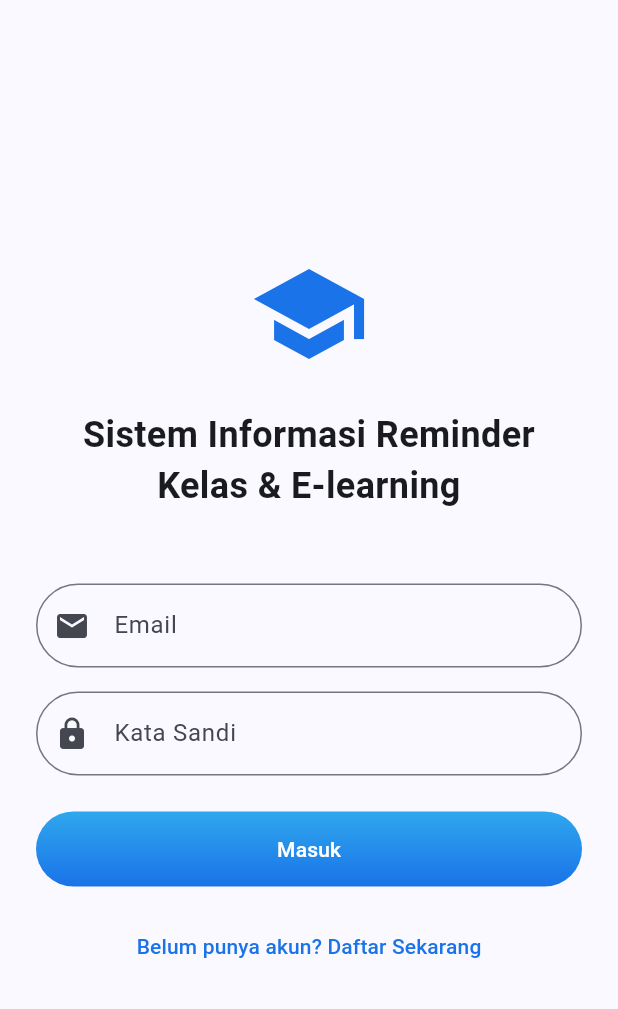
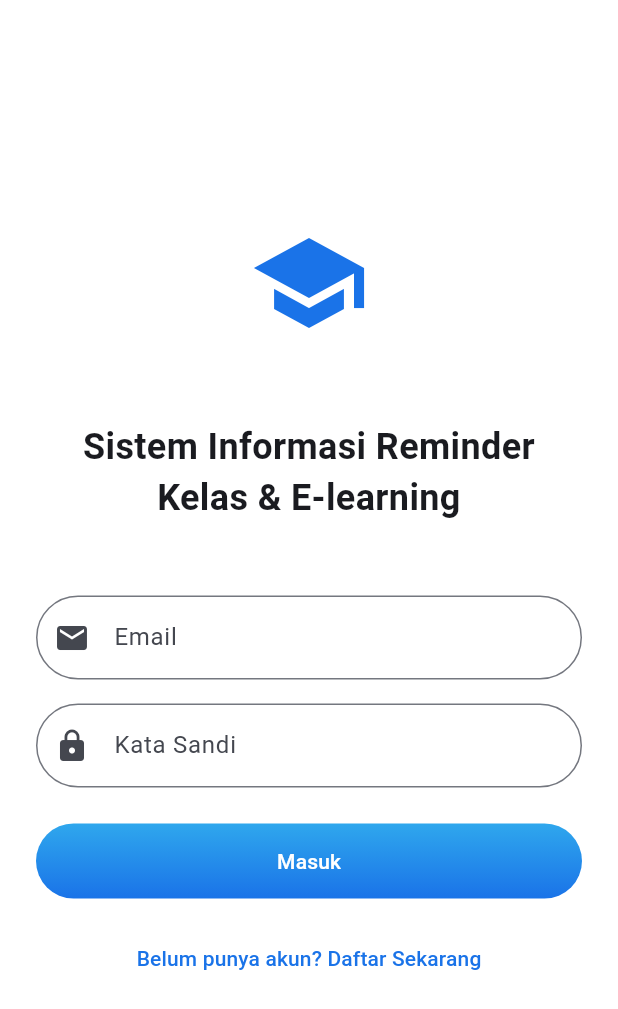
Before and after one commit to reisya-nurfaris-da/SIRKEL, a Flutter app: the screen it shows after launch, on a phone screen of 412 x 824 dp. Shown: the top 1009 px of the screen. Run offline on Flutter 3.47's test engine with Material 3 defaults, Android fonts, the phone set to English and light mode, and no system bars; our stand-ins replace file_picker, supabase_flutter, table_calendar; accounts and stored records are empty.

Commit message:
add startup animation, centralized theme data to one file

```diff
--- a/lib/main.dart
+++ b/lib/main.dart
@@ -4,6 +4,7 @@ import 'package:sirkel/screens/auth/login_screen.dart';
 import 'package:sirkel/screens/auth/register_screen.dart';
 import 'package:sirkel/screens/home_screen.dart';
 import 'package:sirkel/utils/constants.dart';
+import 'package:sirkel/theme/app_theme.dart';
 
 void main() async {
   WidgetsFlutterBinding.ensureInitialized();
@@ -26,31 +27,7 @@ class MyApp extends StatelessWidget {
     return MaterialApp(
       title: 'Sistem Informasi Reminder Kelas & E-Learning',
       debugShowCheckedModeBanner: false,
-      theme: ThemeData(
-        colorScheme: ColorScheme.fromSeed(
-          seedColor: const Color(0xFF1a73e8),
-          brightness: Brightness.light,
-        ).copyWith(primary: const Color(0xFF1a73e8)),
-        useMaterial3: true,
-        floatingActionButtonTheme: FloatingActionButtonThemeData(
-          backgroundColor: const Color(0xFF1a73e8),
-          foregroundColor: Colors.white,
-          elevation: 6,
-          shape: RoundedRectangleBorder(
-            borderRadius: BorderRadius.circular(100),
-          ),
-          sizeConstraints: const BoxConstraints.tightFor(width: 56, height: 56),
-        ),
-        cardTheme: CardTheme(
-          elevation: 8,
-          shadowColor: Colors.black.withValues(alpha: 0.5),
-          margin: const EdgeInsets.symmetric(horizontal: 16, vertical: 8),
-          shape: RoundedRectangleBorder(
-            borderRadius: BorderRadius.circular(12),
-          ),
-          clipBehavior: Clip.antiAlias,
-        ),
-      ),
+      theme: AppTheme.light,
       initialRoute: '/',
       routes: {
         '/': (context) => const AuthWrapper(),
--- a/lib/screens/auth/login_screen.dart
+++ b/lib/screens/auth/login_screen.dart
@@ -1,11 +1,11 @@
 import 'package:flutter/material.dart';
 import 'package:flutter/cupertino.dart';
 import 'package:supabase_flutter/supabase_flutter.dart';
-import 'package:sirkel/main.dart';
 import 'package:sirkel/widgets/custom_button.dart';
 import 'package:sirkel/widgets/custom_text_field.dart';
 import 'package:sirkel/screens/auth/register_screen.dart';
 import 'package:sirkel/screens/home_screen.dart';
+import 'package:sirkel/theme/app_theme.dart';
 
 class LoginScreen extends StatefulWidget {
   const LoginScreen({super.key});
@@ -14,16 +14,84 @@ class LoginScreen extends StatefulWidget {
   State<LoginScreen> createState() => _LoginScreenState();
 }
 
-class _LoginScreenState extends State<LoginScreen> {
+class _LoginScreenState extends State<LoginScreen>
+    with SingleTickerProviderStateMixin {
   final _emailController = TextEditingController();
   final _passwordController = TextEditingController();
   bool _isLoading = false;
   String? _errorMessage;
 
+  late final AnimationController _animController;
+  late Animation<Color?> _bgColorAnim;
+  late Animation<Alignment> _iconAlignAnim;
+  late Animation<Color?> _iconColorAnim;
+  late Animation<double> _fieldsOpacityAnim;
+
+  bool _animationsInitialized = false;
+
+  @override
+  void initState() {
+    super.initState();
+
+    _animController = AnimationController(
+      vsync: this,
+      duration: const Duration(milliseconds: 1200),
+    );
+  }
+
+  @override
+  void didChangeDependencies() {
+    super.didChangeDependencies();
+
+    if (!_animationsInitialized) {
+      _bgColorAnim = ColorTween(
+        begin: AppColors.primary,
+        end: Colors.white,
+      ).animate(
+        CurvedAnimation(
+          parent: _animController,
+          curve: const Interval(0.5, 1.0, curve: Curves.ease),
+        ),
+      );
+
+      _iconAlignAnim = AlignmentTween(
+        begin: Alignment.center,
+        end: const Alignment(0, -0.6),
+      ).animate(
+        CurvedAnimation(
+          parent: _animController,
+          curve: const Interval(0.2, 0.7, curve: Curves.fastOutSlowIn),
+        ),
+      );
+
+      _iconColorAnim = ColorTween(
+        begin: Colors.white,
+        end: AppColors.primary,
+      ).animate(
+        CurvedAnimation(
+          parent: _animController,
+          curve: const Interval(0.3, 0.6, curve: Curves.easeIn),
+        ),
+      );
+
+      _fieldsOpacityAnim = Tween<double>(begin: 0, end: 1).animate(
+        CurvedAnimation(
+          parent: _animController,
+          curve: const Interval(0.6, 1.0, curve: Curves.easeIn),
+        ),
+      );
+
+      _animController.forward();
+
+      _animationsInitialized = true;
+    }
+  }
+
   @override
   void dispose() {
     _emailController.dispose();
     _passwordController.dispose();
+    _animController.dispose();
     super.dispose();
   }
 
@@ -32,13 +100,11 @@ class _LoginScreenState extends State<LoginScreen> {
       _isLoading = true;
       _errorMessage = null;
     });
-
     try {
-      final AuthResponse res = await supabase.auth.signInWithPassword(
+      final res = await Supabase.instance.client.auth.signInWithPassword(
         email: _emailController.text.trim(),
         password: _passwordController.text,
       );
-
       if (res.user != null) {
         if (!mounted) return;
         Navigator.of(context).pushReplacement(
@@ -61,7 +127,7 @@ class _LoginScreenState extends State<LoginScreen> {
         customMsg = e.message;
       }
       if (mounted) setState(() => _errorMessage = customMsg);
-    } catch (e) {
+    } catch (_) {
       if (mounted) {
         setState(() {
           _errorMessage = 'Terjadi kesalahan tak terduga. Silakan coba lagi.';
@@ -74,21 +140,30 @@ class _LoginScreenState extends State<LoginScreen> {
 
   @override
   Widget build(BuildContext context) {
+    return AnimatedBuilder(
+      animation: _animController,
+      builder: (context, _) {
         return Scaffold(
+          backgroundColor: _bgColorAnim.value,
           body: SafeArea(
-        child: Center(
+            child: Stack(
+              children: [
+                Center(
                   child: SingleChildScrollView(
-            padding: const EdgeInsets.all(24.0),
+                    padding: const EdgeInsets.all(24),
+                    child: Opacity(
+                      opacity: _fieldsOpacityAnim.value,
                       child: Column(
-              mainAxisAlignment: MainAxisAlignment.center,
                         crossAxisAlignment: CrossAxisAlignment.stretch,
                         children: [
-                const Icon(Icons.school, size: 80, color: Color(0xFF1a73e8)),
-                const SizedBox(height: 24),
+                          const SizedBox(height: 120),
                           const Text(
                             'Sistem Informasi Reminder Kelas & E-learning',
                             textAlign: TextAlign.center,
-                  style: TextStyle(fontSize: 24, fontWeight: FontWeight.bold),
+                            style: TextStyle(
+                              fontSize: 24,
+                              fontWeight: FontWeight.bold,
+                            ),
                           ),
                           const SizedBox(height: 48),
                           CustomTextField(
@@ -127,13 +202,28 @@ class _LoginScreenState extends State<LoginScreen> {
                                 ),
                               );
                             },
-                  child: const Text('Belum punya akun? Daftar Sekarang'),
+                            child: const Text(
+                              'Belum punya akun? Daftar Sekarang',
+                            ),
                           ),
                         ],
                       ),
                     ),
                   ),
                 ),
+                AlignTransition(
+                  alignment: _iconAlignAnim,
+                  child: Icon(
+                    Icons.school,
+                    size: 80,
+                    color: _iconColorAnim.value,
+                  ),
+                ),
+              ],
+            ),
+          ),
+        );
+      },
     );
   }
 }
--- a/lib/screens/features/schedule_screen.dart
+++ b/lib/screens/features/schedule_screen.dart
@@ -2,6 +2,7 @@ import 'package:flutter/material.dart';
 import 'package:intl/intl.dart';
 import 'package:sirkel/main.dart';
 import 'package:sirkel/models/schedule.dart';
+import 'package:sirkel/theme/app_theme.dart';
 import 'package:sirkel/utils/constants.dart';
 import 'package:sirkel/widgets/custom_button.dart';
 import 'package:sirkel/widgets/custom_text_field.dart';
@@ -517,7 +518,7 @@ class _ScheduleScreenState extends State<ScheduleScreen> {
                     eventLoader: _getSchedulesForDay,
                     calendarStyle: CalendarStyle(
                       markerDecoration: BoxDecoration(
-                        color: Theme.of(context).colorScheme.primary,
+                        color: AppColors.primary,
                         shape: BoxShape.circle,
                       ),
                     ),
--- /dev/null
+++ b/lib/theme/app_theme.dart
@@ -0,0 +1,39 @@
+import 'package:flutter/material.dart';
+
+class AppColors {
+  static const Color primary = Color(0xFF1A73E8);
+  static const Color light = Color(0xFF2FA7ED);
+}
+
+class AppTheme {
+  static final ThemeData light = ThemeData(
+    useMaterial3: true,
+
+    colorScheme: ColorScheme.fromSeed(
+      seedColor: AppColors.primary,
+      brightness: Brightness.light,
+    ).copyWith(
+      primary: AppColors.primary,
+      secondary: AppColors.primary,
+      onPrimary: Colors.white,
+    ),
+
+    floatingActionButtonTheme: const FloatingActionButtonThemeData(
+      backgroundColor: AppColors.primary,
+      foregroundColor: Colors.white,
+      elevation: 6,
+      shape: RoundedRectangleBorder(
+        borderRadius: BorderRadius.all(Radius.circular(100)),
+      ),
+      sizeConstraints: BoxConstraints.tightFor(width: 56, height: 56),
+    ),
+
+    cardTheme: CardTheme(
+      elevation: 8,
+      shadowColor: Colors.black.withValues(alpha: 0.5),
+      margin: const EdgeInsets.symmetric(horizontal: 16, vertical: 8),
+      shape: RoundedRectangleBorder(borderRadius: BorderRadius.circular(12)),
+      clipBehavior: Clip.antiAlias,
+    ),
+  );
+}
--- a/lib/widgets/custom_button.dart
+++ b/lib/widgets/custom_button.dart
@@ -1,4 +1,5 @@
 import 'package:flutter/material.dart';
+import 'package:sirkel/theme/app_theme.dart';
 
 class CustomButton extends StatelessWidget {
   final String text;
@@ -15,15 +16,11 @@ class CustomButton extends StatelessWidget {
   });
 
   static const _gradient = LinearGradient(
-    colors: [
-      Color(0xFF2FA7ED),
-      Color(0xFF1A73E8),
-    ],
+    colors: [AppColors.light, AppColors.primary],
     begin: Alignment.topCenter,
     end: Alignment.bottomCenter,
   );
 
-  // Overlay: 10% black on hover, 20% on press
   WidgetStateProperty<Color?> get _overlayColor {
     return WidgetStateProperty.resolveWith((states) {
       if (states.contains(WidgetState.pressed)) {
@@ -39,7 +36,6 @@ class CustomButton extends StatelessWidget {
 
   @override
   Widget build(BuildContext context) {
-    // Outlined variant
     if (isOutlined) {
       return SizedBox(
         height: 50,
@@ -51,10 +47,9 @@ class CustomButton extends StatelessWidget {
             shape: RoundedRectangleBorder(
               borderRadius: BorderRadius.circular(100),
             ),
-          ).copyWith(
-            overlayColor: _overlayColor,
-          ),
-          child: isLoading
+          ).copyWith(overlayColor: _overlayColor),
+          child:
+              isLoading
                   ? const SizedBox(
                     width: 20,
                     height: 20,
@@ -63,14 +58,15 @@ class CustomButton extends StatelessWidget {
                       color: Colors.white,
                     ),
                   )
-              : Text(text,
-                  style:
-                      TextStyle(color: Theme.of(context).colorScheme.primary)),
+                  : Text(
+                    text,
+                    style: TextStyle(
+                      color: Theme.of(context).colorScheme.primary,
+                    ),
+                  ),
         ),
       );
     }
-
-    // Filled-gradient variant
     return SizedBox(
       height: 50,
       child: Container(
@@ -87,10 +83,9 @@ class CustomButton extends StatelessWidget {
               borderRadius: BorderRadius.circular(100),
             ),
             padding: const EdgeInsets.symmetric(horizontal: 20),
-          ).copyWith(
-            overlayColor: _overlayColor,
-          ),
-          child: isLoading
+          ).copyWith(overlayColor: _overlayColor),
+          child:
+              isLoading
                   ? const SizedBox(
                     width: 20,
                     height: 20,
```
Also changed, not shown: lib/screens/home_screen.dart (+7 -24 lines), lib/screens/profile_screen.dart (+9 -12 lines). Lines whose indentation alone changed are shown as unchanged.
